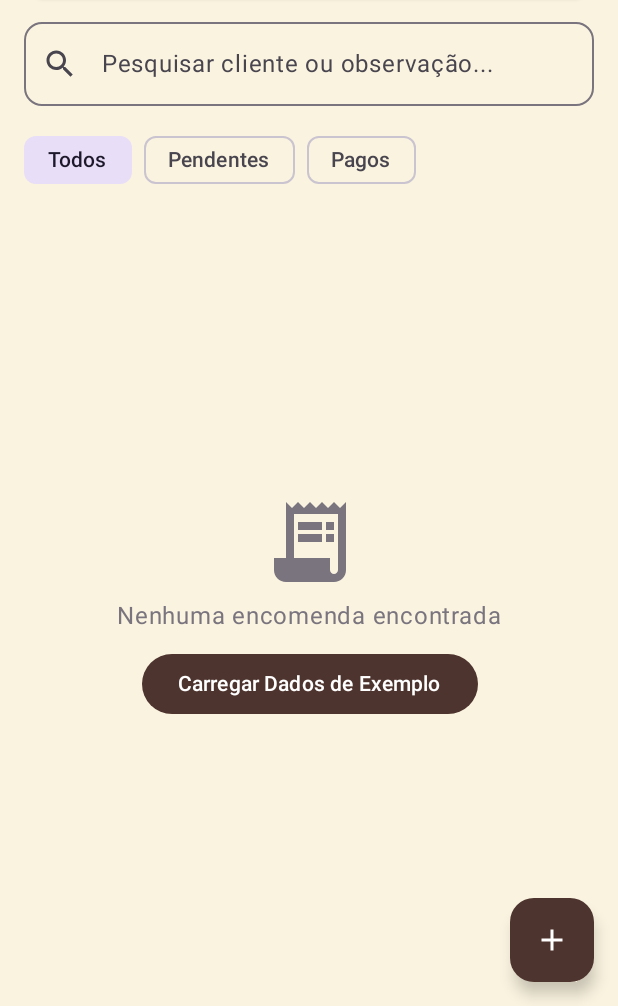
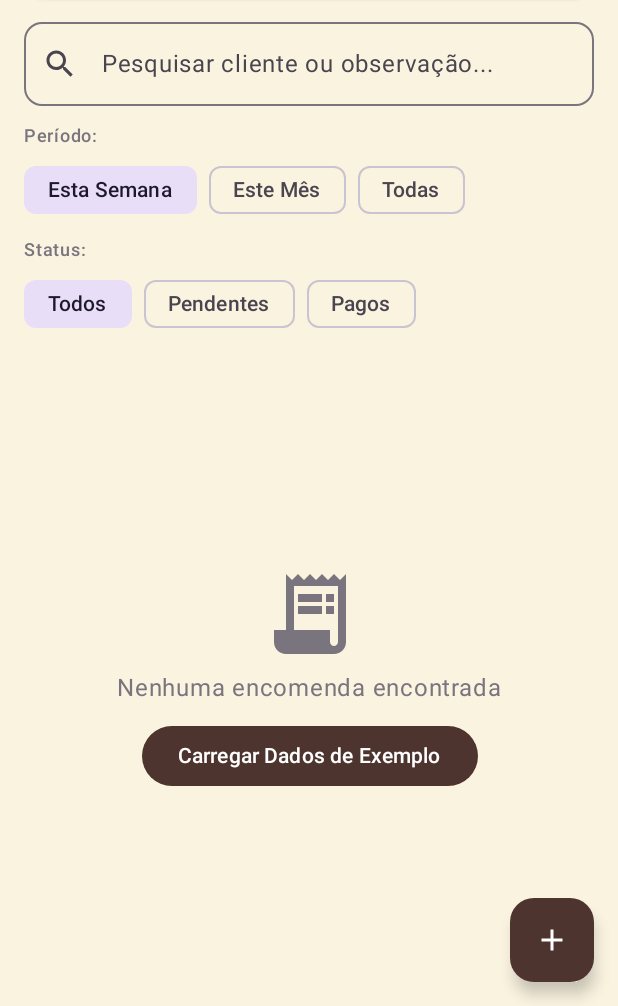
Before and after one commit to KatsumiCaio/trufas-bella, an Android app built with Jetpack Compose: the composable OrdersScreen shown on its own in the app's theme, on a phone screen of 412 x 824 dp, the part 230-1236 px from its top. Run offline under Robolectric (Android 15) with nearby library versions, the phone set to English and light mode, and no system bars; our stand-ins replace Firebase (no records; nobody signed in at launch, a user with empty details on screens opened directly); 1 statement that could not run was skipped.

Commit message:
feat(pedidos): adicionar filtragem por data aos pedidos
Implementar opções de filtragem baseadas em período, permitindo que os usuários visualizem os pedidos referentes à semana atual, ao mês atual ou a todos os períodos.

```diff
--- a/app/src/main/java/com/example/ui/screens/OrdersScreen.kt
+++ b/app/src/main/java/com/example/ui/screens/OrdersScreen.kt
@@ -18,8 +18,24 @@ import androidx.compose.ui.graphics.Color
 import androidx.compose.ui.platform.LocalContext
 import androidx.compose.ui.text.font.FontWeight
 import androidx.compose.ui.unit.dp
+import java.util.Calendar
+import java.util.Locale
 import com.example.data.OrderModel
 import com.example.ui.viewmodel.OrderViewModel
+
+fun isCurrentWeek(dateMillis: Long): Boolean {
+    val calOrder = Calendar.getInstance(Locale("pt", "BR")).apply { timeInMillis = dateMillis }
+    val calNow = Calendar.getInstance(Locale("pt", "BR"))
+    return calOrder.get(Calendar.WEEK_OF_YEAR) == calNow.get(Calendar.WEEK_OF_YEAR) &&
+           calOrder.get(Calendar.YEAR) == calNow.get(Calendar.YEAR)
+}
+
+fun isCurrentMonth(dateMillis: Long): Boolean {
+    val calOrder = Calendar.getInstance(Locale("pt", "BR")).apply { timeInMillis = dateMillis }
+    val calNow = Calendar.getInstance(Locale("pt", "BR"))
+    return calOrder.get(Calendar.MONTH) == calNow.get(Calendar.MONTH) &&
+           calOrder.get(Calendar.YEAR) == calNow.get(Calendar.YEAR)
+}
 
 @OptIn(ExperimentalMaterial3Api::class)
 @Composable
@@ -30,23 +46,40 @@ fun OrdersScreen(
 ) {
     val orders by viewModel.allOrders.collectAsState()
     var searchQuery by remember { mutableStateOf("") }
-    var selectedFilter by remember { mutableStateOf("Todos") } // Todos, Pendentes, Pagos
+    var selectedPeriod by remember { mutableStateOf("Esta Semana") } // "Esta Semana", "Este Mês", "Todas"
+    var selectedStatus by remember { mutableStateOf("Todos") } // "Todos", "Pendentes", "Pagos"
     val context = LocalContext.current
 
     val filteredOrders = orders.filter { order ->
         val matchesSearch = order.clientName.contains(searchQuery, ignoreCase = true) ||
                 order.notes.contains(searchQuery, ignoreCase = true)
-        val matchesFilter = when (selectedFilter) {
+
+        val matchesPeriod = when (selectedPeriod) {
+            "Esta Semana" -> isCurrentWeek(order.dateMillis)
+            "Este Mês" -> isCurrentMonth(order.dateMillis)
+            else -> true
+        }
+
+        val matchesStatus = when (selectedStatus) {
             "Pendentes" -> !order.isPaid
             "Pagos" -> order.isPaid
             else -> true
         }
-        matchesSearch && matchesFilter
+
+        matchesSearch && matchesPeriod && matchesStatus
     }
 
-    val totalRevenue = orders.sumOf { it.totalPrice }
-    val totalTruffles = orders.sumOf { it.totalQuantity }
-    val pendingCount = orders.count { !it.isPaid }
+    val periodFilteredOrders = orders.filter { order ->
+        when (selectedPeriod) {
+            "Esta Semana" -> isCurrentWeek(order.dateMillis)
+            "Este Mês" -> isCurrentMonth(order.dateMillis)
+            else -> true
+        }
+    }
+
+    val totalRevenue = periodFilteredOrders.sumOf { it.totalPrice }
+    val totalTruffles = periodFilteredOrders.sumOf { it.totalQuantity }
+    val pendingCount = periodFilteredOrders.count { !it.isPaid }
 
     Scaffold(
         topBar = {
@@ -142,15 +175,34 @@ fun OrdersScreen(
 
                 Spacer(modifier = Modifier.height(12.dp))
 
+                Text("Período:", style = MaterialTheme.typography.labelMedium, color = MaterialTheme.colorScheme.outline)
+                Spacer(modifier = Modifier.height(4.dp))
                 Row(
                     modifier = Modifier.fillMaxWidth(),
                     horizontalArrangement = Arrangement.spacedBy(8.dp)
                 ) {
-                    listOf("Todos", "Pendentes", "Pagos").forEach { filter ->
+                    listOf("Esta Semana", "Este Mês", "Todas").forEach { period ->
                         FilterChip(
-                            selected = selectedFilter == filter,
-                            onClick = { selectedFilter = filter },
-                            label = { Text(filter) }
+                            selected = selectedPeriod == period,
+                            onClick = { selectedPeriod = period },
+                            label = { Text(period) }
+                        )
+                    }
+                }
+
+                Spacer(modifier = Modifier.height(8.dp))
+
+                Text("Status:", style = MaterialTheme.typography.labelMedium, color = MaterialTheme.colorScheme.outline)
+                Spacer(modifier = Modifier.height(4.dp))
+                Row(
+                    modifier = Modifier.fillMaxWidth(),
+                    horizontalArrangement = Arrangement.spacedBy(8.dp)
+                ) {
+                    listOf("Todos", "Pendentes", "Pagos").forEach { status ->
+                        FilterChip(
+                            selected = selectedStatus == status,
+                            onClick = { selectedStatus = status },
+                            label = { Text(status) }
                         )
                     }
                 }
```
